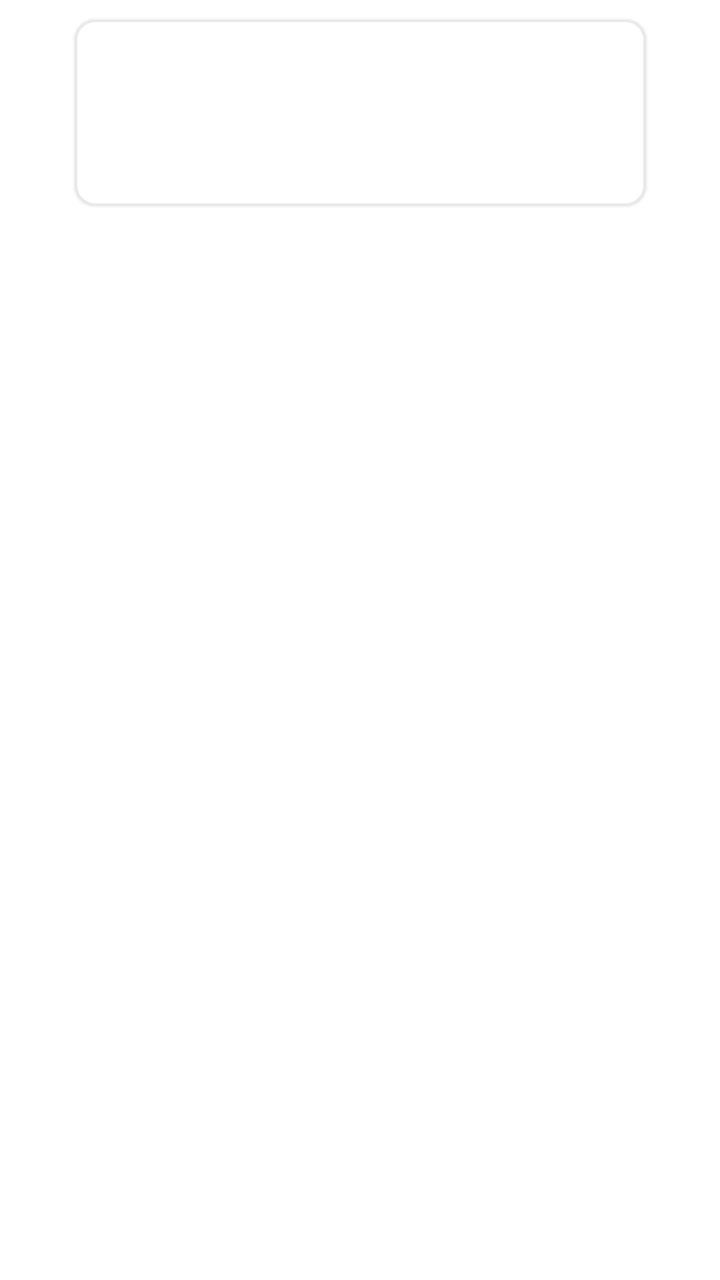
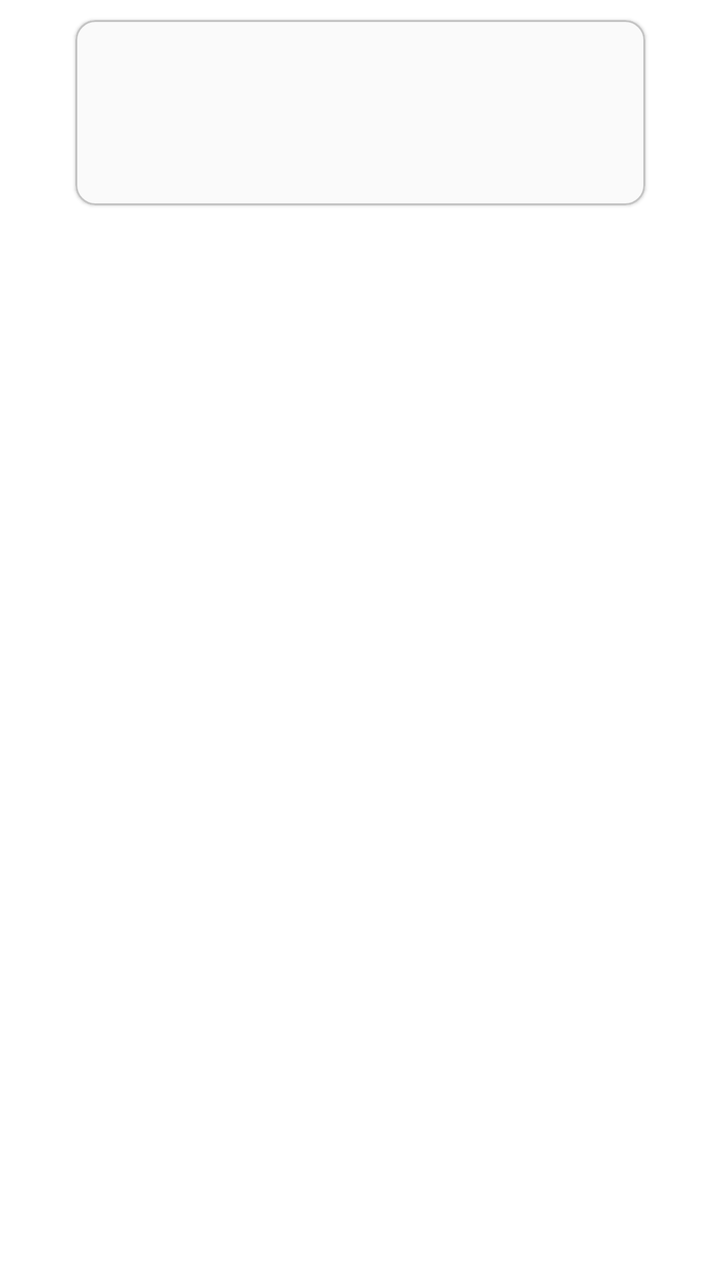

Screens rendered from an Android XML layout before and after an edit, with the pre-edit source and the edit as a unified diff.
<!-- AndroidManifest.xml: application theme Theme.Kerjaloka -->
<!-- res/layout/item_card_job_other_related.xml -->
<?xml version="1.0" encoding="utf-8"?>
<androidx.constraintlayout.widget.ConstraintLayout xmlns:android="http://schemas.android.com/apk/res/android"
    xmlns:app="http://schemas.android.com/apk/res-auto"
    xmlns:tools="http://schemas.android.com/tools"
    android:layout_width="match_parent"
    android:layout_height="wrap_content"
    android:orientation="vertical">

    <com.google.android.material.card.MaterialCardView
        android:id="@+id/card_related_job"
        android:layout_width="285dp"
        android:layout_height="wrap_content"
        android:layout_gravity="center_vertical"
        android:layout_margin="10dp"
        android:checkable="true"
        android:clickable="true"
        android:focusable="true"
        app:cardCornerRadius="10dp"
        app:layout_constraintEnd_toEndOf="parent"
        app:layout_constraintStart_toStartOf="parent"
        app:layout_constraintTop_toTopOf="parent"
        app:strokeColor="@color/light_500"
        app:strokeWidth="1dp">

        <LinearLayout
            android:layout_width="match_parent"
            android:layout_height="wrap_content"
            android:orientation="horizontal"
            android:paddingHorizontal="10dp"
            android:paddingVertical="10dp"
            android:weightSum="1">

            <LinearLayout
                android:layout_width="wrap_content"
                android:layout_height="wrap_content">

                <ImageView
                    android:id="@+id/relatedJoblogo"
                    android:layout_width="50dp"
                    android:layout_height="50dp"
                    android:scaleType="center"
                    tools:ignore="ContentDescription" />
            </LinearLayout>

            <LinearLayout
                android:layout_width="0dp"
                android:layout_height="wrap_content"
                android:layout_weight="1"
                android:orientation="vertical"
                android:paddingHorizontal="10dp">

                <TextView
                    android:id="@+id/relatedjobPosition"
                    android:layout_width="wrap_content"
                    android:layout_height="wrap_content"
                    android:fontFamily="@font/poppins"
                    android:text=""
                    android:textColor="@color/black"
                    android:textSize="16sp"
                    android:textStyle="bold" />

                <TextView
                    android:id="@+id/relatedjobCompany"
                    android:layout_width="wrap_content"
                    android:layout_height="wrap_content"
                    android:fontFamily="@font/poppins"
                    android:text=""
                    android:textColor="@color/black"
                    android:textSize="10sp"
                    tools:ignore="SmallSp" />

                <TextView
                    android:id="@+id/relatedjobLocation"
                    android:layout_width="wrap_content"
                    android:layout_height="wrap_content"
                    android:fontFamily="@font/poppins"
                    android:text=""
                    android:textColor="@color/trueGray_50"
                    android:textSize="10sp"
                    tools:ignore="SmallSp" />

                <TextView
                    android:id="@+id/relatedJobDate"
                    android:layout_width="wrap_content"
                    android:layout_height="wrap_content"
                    android:layout_marginTop="10dp"
                    android:fontFamily="@font/poppins"
                    android:text=""
                    android:textColor="@color/trueGray_50"
                    android:textSize="10sp"
                    tools:ignore="SmallSp" />

            </LinearLayout>


        </LinearLayout>
    </com.google.android.material.card.MaterialCardView>
</androidx.constraintlayout.widget.ConstraintLayout>
<!-- resources referenced by this layout -->
<resources>
  <color name="black">#FF000000</color>
  <color name="light_500">#E9E9E9</color>
  <color name="trueGray_50">#999999</color>
  <style name="Theme.Kerjaloka" parent="Theme.MaterialComponents.DayNight.NoActionBar">
          
          <item name="colorPrimary">@color/danger_500</item>
          <item name="colorPrimaryVariant">@color/danger_500</item>
          <item name="colorOnPrimary">@color/white</item>
          
          <item name="colorSecondary">@color/danger_500</item>
          <item name="colorSecondaryVariant">@color/danger_500</item>
          <item name="colorOnSecondary">@color/black</item>
          
          <item name="android:statusBarColor" tools:targetApi="l">?attr/colorPrimaryVariant</item>
          
      </style>
  <color name="danger_500">#FF6666</color>
  <color name="white">#FFFFFFFF</color>
</resources>

<!-- the commit's change to res/layout/item_card_job_other_related.xml (unified diff, before → after) -->
@@ -16,10 +16,11 @@
         android:clickable="true"
         android:focusable="true"
         app:cardCornerRadius="10dp"
+        android:backgroundTint="@color/light_300"
         app:layout_constraintEnd_toEndOf="parent"
         app:layout_constraintStart_toStartOf="parent"
         app:layout_constraintTop_toTopOf="parent"
-        app:strokeColor="@color/light_500"
+        app:strokeColor="@color/trueGray_100"
         app:strokeWidth="1dp">
 
         <LinearLayout
<!-- resource entries referenced after the edit -->
@@ -1,7 +1,8 @@
 <!-- resources referenced by this layout -->
 <resources>
   <color name="black">#FF000000</color>
-  <color name="light_500">#E9E9E9</color>
+  <color name="light_300">#FAFAFA</color>
+  <color name="trueGray_100">#C4C4C4</color>
   <color name="trueGray_50">#999999</color>
   <style name="Theme.Kerjaloka" parent="Theme.MaterialComponents.DayNight.NoActionBar">
           
